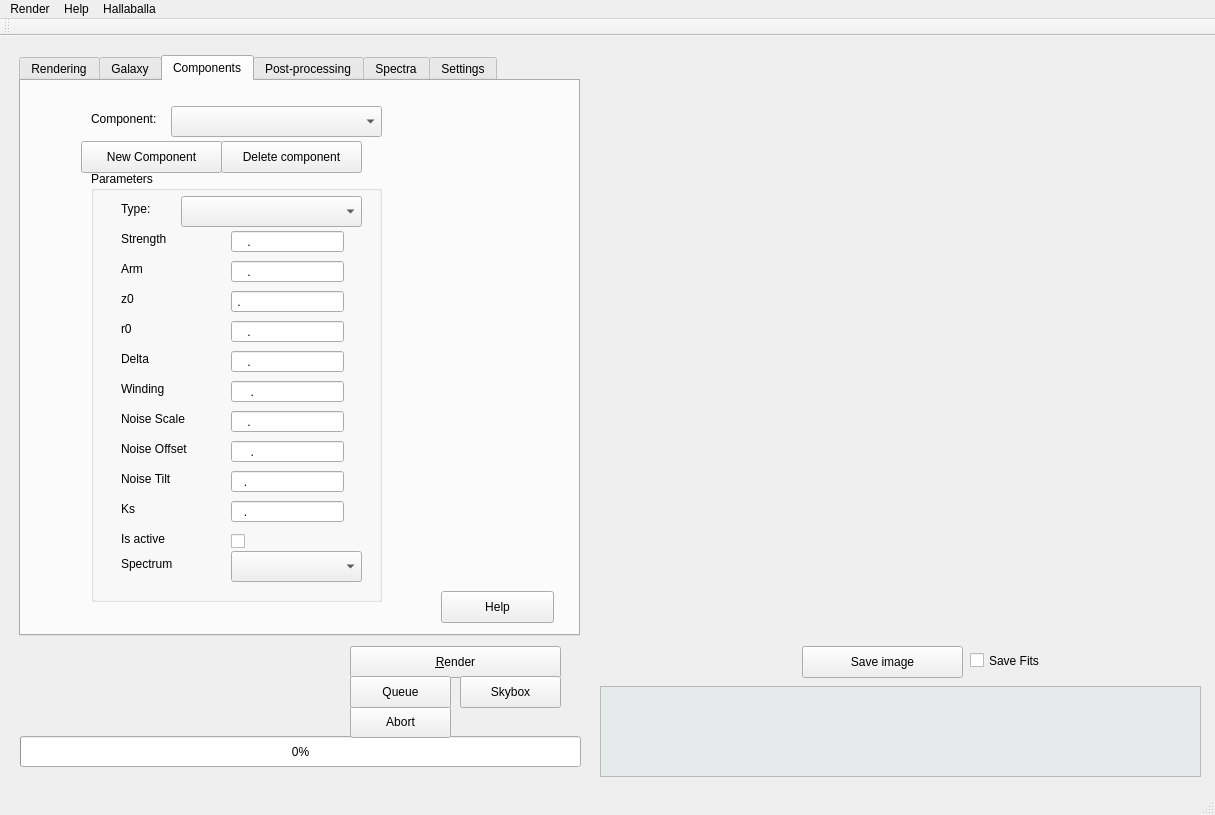
Qt form mainwindow.ui (leuat/gamer) before a commit.
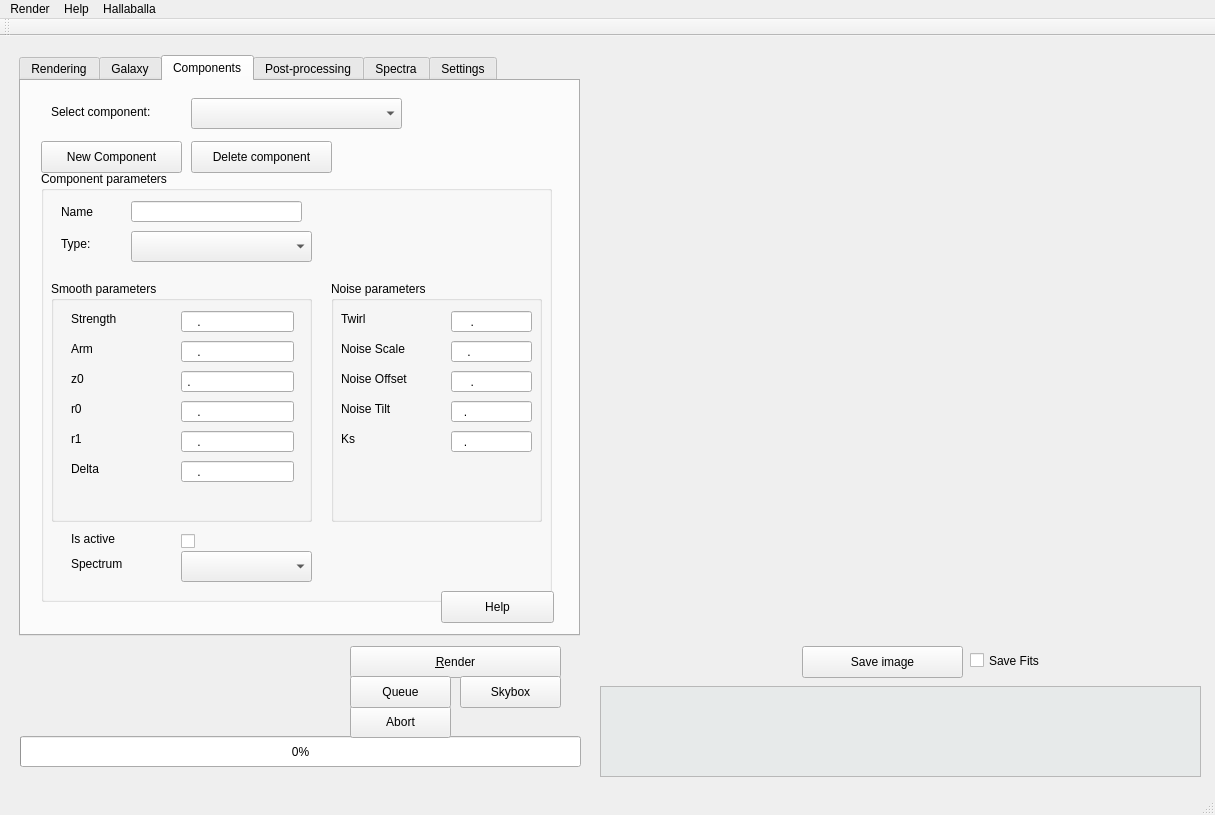
The same form after that commit. The open tabs and pages were chosen to show the change. Icons and pictures are not drawn. Custom widgets are drawn as their Qt base class.

The edit to the form file:
```diff
--- a/mainwindow.ui
+++ b/mainwindow.ui
@@ -638,21 +638,21 @@
      <widget class="QLabel" name="label">
       <property name="geometry">
        <rect>
-        <x>70</x>
-        <y>30</y>
-        <width>81</width>
-        <height>16</height>
+        <x>30</x>
+        <y>20</y>
+        <width>131</width>
+        <height>21</height>
        </rect>
       </property>
       <property name="text">
-       <string>Component:</string>
+       <string>Select component:</string>
       </property>
      </widget>
      <widget class="QComboBox" name="cmbComponents">
       <property name="geometry">
        <rect>
-        <x>150</x>
-        <y>25</y>
+        <x>170</x>
+        <y>17</y>
         <width>211</width>
         <height>31</height>
        </rect>
@@ -661,20 +661,20 @@
      <widget class="QGroupBox" name="groupBox">
       <property name="geometry">
        <rect>
-        <x>70</x>
+        <x>20</x>
         <y>90</y>
-        <width>291</width>
+        <width>511</width>
         <height>431</height>
        </rect>
       </property>
       <property name="title">
-       <string>Parameters</string>
+       <string>Component parameters</string>
       </property>
       <widget class="QComboBox" name="cmbComponentType">
        <property name="geometry">
         <rect>
          <x>90</x>
-         <y>25</y>
+         <y>60</y>
          <width>181</width>
          <height>31</height>
         </rect>
@@ -683,276 +683,16 @@
       <widget class="QLabel" name="label_2">
        <property name="geometry">
         <rect>
-         <x>30</x>
-         <y>30</y>
+         <x>20</x>
+         <y>62</y>
          <width>60</width>
-         <height>16</height>
+         <height>21</height>
         </rect>
        </property>
        <property name="text">
         <string>Type:</string>
        </property>
       </widget>
-      <widget class="QLineEdit" name="leStrength">
-       <property name="geometry">
-        <rect>
-         <x>140</x>
-         <y>60</y>
-         <width>113</width>
-         <height>21</height>
-        </rect>
-       </property>
-       <property name="inputMask">
-        <string>0000.00</string>
-       </property>
-      </widget>
-      <widget class="QLabel" name="label_3">
-       <property name="geometry">
-        <rect>
-         <x>30</x>
-         <y>60</y>
-         <width>60</width>
-         <height>16</height>
-        </rect>
-       </property>
-       <property name="text">
-        <string>Strength</string>
-       </property>
-      </widget>
-      <widget class="QLabel" name="label_4">
-       <property name="geometry">
-        <rect>
-         <x>30</x>
-         <y>90</y>
-         <width>60</width>
-         <height>16</height>
-        </rect>
-       </property>
-       <property name="text">
-        <string>Arm</string>
-       </property>
-      </widget>
-      <widget class="QLineEdit" name="leArm">
-       <property name="geometry">
-        <rect>
-         <x>140</x>
-         <y>90</y>
-         <width>113</width>
-         <height>21</height>
-        </rect>
-       </property>
-       <property name="inputMask">
-        <string>0000.00</string>
-       </property>
-      </widget>
-      <widget class="QLabel" name="label_5">
-       <property name="geometry">
-        <rect>
-         <x>30</x>
-         <y>120</y>
-         <width>60</width>
-         <height>16</height>
-        </rect>
-       </property>
-       <property name="text">
-        <string>z0</string>
-       </property>
-      </widget>
-      <widget class="QLineEdit" name="leZ0">
-       <property name="geometry">
-        <rect>
-         <x>140</x>
-         <y>120</y>
-         <width>113</width>
-         <height>21</height>
-        </rect>
-       </property>
-       <property name="inputMask">
-        <string>0.000</string>
-       </property>
-      </widget>
-      <widget class="QLabel" name="label_6">
-       <property name="geometry">
-        <rect>
-         <x>30</x>
-         <y>150</y>
-         <width>60</width>
-         <height>16</height>
-        </rect>
-       </property>
-       <property name="text">
-        <string>r0</string>
-       </property>
-      </widget>
-      <widget class="QLineEdit" name="leR0">
-       <property name="geometry">
-        <rect>
-         <x>140</x>
-         <y>150</y>
-         <width>113</width>
-         <height>21</height>
-        </rect>
-       </property>
-       <property name="inputMask">
-        <string>0000.00</string>
-       </property>
-      </widget>
-      <widget class="QLabel" name="label_7">
-       <property name="geometry">
-        <rect>
-         <x>30</x>
-         <y>180</y>
-         <width>60</width>
-         <height>16</height>
-        </rect>
-       </property>
-       <property name="text">
-        <string>Delta</string>
-       </property>
-      </widget>
-      <widget class="QLineEdit" name="leDelta">
-       <property name="geometry">
-        <rect>
-         <x>140</x>
-         <y>180</y>
-         <width>113</width>
-         <height>21</height>
-        </rect>
-       </property>
-       <property name="inputMask">
-        <string>0000.00</string>
-       </property>
-      </widget>
-      <widget class="QLabel" name="label_8">
-       <property name="geometry">
-        <rect>
-         <x>30</x>
-         <y>210</y>
-         <width>60</width>
-         <height>16</height>
-        </rect>
-       </property>
-       <property name="text">
-        <string>Winding</string>
-       </property>
-      </widget>
-      <widget class="QLineEdit" name="leWinding">
-       <property name="geometry">
-        <rect>
-         <x>140</x>
-         <y>210</y>
-         <width>113</width>
-         <height>21</height>
-        </rect>
-       </property>
-       <property name="inputMask">
-        <string>#0000.00</string>
-       </property>
-      </widget>
-      <widget class="QLabel" name="label_9">
-       <property name="geometry">
-        <rect>
-         <x>30</x>
-         <y>240</y>
-         <width>91</width>
-         <height>16</height>
-        </rect>
-       </property>
-       <property name="text">
-        <string>Noise Scale</string>
-       </property>
-      </widget>
-      <widget class="QLineEdit" name="leScale">
-       <property name="geometry">
-        <rect>
-         <x>140</x>
-         <y>240</y>
-         <width>113</width>
-         <height>21</height>
-        </rect>
-       </property>
-       <property name="inputMask">
-        <string>0000.00</string>
-       </property>
-      </widget>
-      <widget class="QLabel" name="label_10">
-       <property name="geometry">
-        <rect>
-         <x>30</x>
-         <y>270</y>
-         <width>81</width>
-         <height>16</height>
-        </rect>
-       </property>
-       <property name="text">
-        <string>Noise Offset</string>
-       </property>
-      </widget>
-      <widget class="QLineEdit" name="leNoiseOffset">
-       <property name="geometry">
-        <rect>
-         <x>140</x>
-         <y>270</y>
-         <width>113</width>
-         <height>21</height>
-        </rect>
-       </property>
-       <property name="inputMask">
-        <string>#0000.00</string>
-       </property>
-      </widget>
-      <widget class="QLabel" name="label_11">
-       <property name="geometry">
-        <rect>
-         <x>30</x>
-         <y>300</y>
-         <width>81</width>
-         <height>16</height>
-        </rect>
-       </property>
-       <property name="text">
-        <string>Noise Tilt</string>
-       </property>
-      </widget>
-      <widget class="QLineEdit" name="leNoiseTilt">
-       <property name="geometry">
-        <rect>
-         <x>140</x>
-         <y>300</y>
-         <width>113</width>
-         <height>21</height>
-        </rect>
-       </property>
-       <property name="inputMask">
-        <string>#00.00</string>
-       </property>
-      </widget>
-      <widget class="QLabel" name="label_12">
-       <property name="geometry">
-        <rect>
-         <x>30</x>
-         <y>330</y>
-         <width>81</width>
-         <height>16</height>
-        </rect>
-       </property>
-       <property name="text">
-        <string>Ks</string>
-       </property>
-      </widget>
-      <widget class="QLineEdit" name="lePersistence">
-       <property name="geometry">
-        <rect>
-         <x>140</x>
-         <y>330</y>
-         <width>113</width>
-         <height>21</height>
-        </rect>
-       </property>
-       <property name="inputMask">
-        <string>#00.00</string>
-       </property>
-      </widget>
       <widget class="QLabel" name="label_13">
        <property name="geometry">
         <rect>
@@ -1002,11 +742,367 @@
         </rect>
        </property>
       </widget>
+      <widget class="QGroupBox" name="groupBox_3">
+       <property name="geometry">
+        <rect>
+         <x>290</x>
+         <y>110</y>
+         <width>211</width>
+         <height>241</height>
+        </rect>
+       </property>
+       <property name="title">
+        <string>Noise parameters</string>
+       </property>
+       <widget class="QLineEdit" name="lePersistence">
+        <property name="geometry">
+         <rect>
+          <x>120</x>
+          <y>150</y>
+          <width>81</width>
+          <height>21</height>
+         </rect>
+        </property>
+        <property name="inputMask">
+         <string>#00.00</string>
+        </property>
+       </widget>
+       <widget class="QLabel" name="label_11">
+        <property name="geometry">
+         <rect>
+          <x>10</x>
+          <y>120</y>
+          <width>81</width>
+          <height>16</height>
+         </rect>
+        </property>
+        <property name="text">
+         <string>Noise Tilt</string>
+        </property>
+       </widget>
+       <widget class="QLineEdit" name="leWinding">
+        <property name="geometry">
+         <rect>
+          <x>120</x>
+          <y>30</y>
+          <width>81</width>
+          <height>21</height>
+         </rect>
+        </property>
+        <property name="toolTip">
+         <string>Twirl parameter tau. See table 1 in the GAMER paper.</string>
+        </property>
+        <property name="inputMask">
+         <string>#0000.00</string>
+        </property>
+       </widget>
+       <widget class="QLabel" name="label_10">
+        <property name="geometry">
+         <rect>
+          <x>10</x>
+          <y>90</y>
+          <width>81</width>
+          <height>16</height>
+         </rect>
+        </property>
+        <property name="text">
+         <string>Noise Offset</string>
+        </property>
+       </widget>
+       <widget class="QLabel" name="label_8">
+        <property name="geometry">
+         <rect>
+          <x>10</x>
+          <y>30</y>
+          <width>60</width>
+          <height>16</height>
+         </rect>
+        </property>
+        <property name="text">
+         <string>Twirl</string>
+        </property>
+       </widget>
+       <widget class="QLabel" name="label_12">
+        <property name="geometry">
+         <rect>
+          <x>10</x>
+          <y>150</y>
+          <width>81</width>
+          <height>16</height>
+         </rect>
+        </property>
+        <property name="text">
+         <string>Ks</string>
+        </property>
+       </widget>
+       <widget class="QLabel" name="label_9">
+        <property name="geometry">
+         <rect>
+          <x>10</x>
+          <y>60</y>
+          <width>91</width>
+          <height>16</height>
+         </rect>
+        </property>
+        <property name="text">
+         <string>Noise Scale</string>
+        </property>
+       </widget>
+       <widget class="QLineEdit" name="leScale">
+        <property name="geometry">
+         <rect>
+          <x>120</x>
+          <y>60</y>
+          <width>81</width>
+          <height>21</height>
+         </rect>
+        </property>
+        <property name="inputMask">
+         <string>0000.00</string>
+        </property>
+       </widget>
+       <widget class="QLineEdit" name="leNoiseTilt">
+        <property name="geometry">
+         <rect>
+          <x>120</x>
+          <y>120</y>
+          <width>81</width>
+          <height>21</height>
+         </rect>
+        </property>
+        <property name="inputMask">
+         <string>#00.00</string>
+        </property>
+       </widget>
+       <widget class="QLineEdit" name="leNoiseOffset">
+        <property name="geometry">
+         <rect>
+          <x>120</x>
+          <y>90</y>
+          <width>81</width>
+          <height>21</height>
+         </rect>
+        </property>
+        <property name="inputMask">
+         <string>#0000.00</string>
+        </property>
+       </widget>
+      </widget>
+      <widget class="QGroupBox" name="groupBox_7">
+       <property name="geometry">
+        <rect>
+         <x>10</x>
+         <y>110</y>
+         <width>261</width>
+         <height>241</height>
+        </rect>
+       </property>
+       <property name="title">
+        <string>Smooth parameters</string>
+       </property>
+       <widget class="QLineEdit" name="leDelta">
+        <property name="geometry">
+         <rect>
+          <x>130</x>
+          <y>180</y>
+          <width>113</width>
+          <height>21</height>
+         </rect>
+        </property>
+        <property name="toolTip">
+         <string>Azimuthal shift parameter delta. See table 1 in the GAMER paper.</string>
+        </property>
+        <property name="inputMask">
+         <string>0000.00</string>
+        </property>
+       </widget>
+       <widget class="QLabel" name="label_6">
+        <property name="geometry">
+         <rect>
+          <x>20</x>
+          <y>150</y>
+          <width>60</width>
+          <height>16</height>
+         </rect>
+        </property>
+        <property name="text">
+         <string>r1</string>
+        </property>
+       </widget>
+       <widget class="QLineEdit" name="leInner">
+        <property name="geometry">
+         <rect>
+          <x>130</x>
+          <y>120</y>
+          <width>113</width>
+          <height>21</height>
+         </rect>
+        </property>
+        <property name="toolTip">
+         <string>Radial drop-off parameter r_h. See table 1 in the GAMER paper.</string>
+        </property>
+        <property name="inputMask">
+         <string>0000.00</string>
+        </property>
+       </widget>
+       <widget class="QLineEdit" name="leArm">
+        <property name="geometry">
+         <rect>
+          <x>130</x>
+          <y>60</y>
+          <width>113</width>
+          <height>21</height>
+         </rect>
+        </property>
+        <property name="toolTip">
+         <string>Arm width parameter A_m. See table 1 in the GAMER paper.</string>
+        </property>
+        <property name="inputMask">
+         <string>0000.00</string>
+        </property>
+       </widget>
+       <widget class="QLabel" name="label_4">
+        <property name="geometry">
+         <rect>
+          <x>20</x>
+          <y>60</y>
+          <width>60</width>
+          <height>16</height>
+         </rect>
+        </property>
+        <property name="text">
+         <string>Arm</string>
+        </property>
+       </widget>
+       <widget class="QLabel" name="label_71">
+        <property name="geometry">
+         <rect>
+          <x>20</x>
+          <y>120</y>
+          <width>60</width>
+          <height>16</height>
+         </rect>
+        </property>
+        <property name="text">
+         <string>r0</string>
+        </property>
+       </widget>
+       <widget class="QLineEdit" name="leZ0">
+        <property name="geometry">
+         <rect>
+          <x>130</x>
+          <y>90</y>
+          <width>113</width>
+          <height>21</height>
+         </rect>
+        </property>
+        <property name="toolTip">
+         <string>Height drop-off parameter z_0. See table 1 in the GAMER paper.</string>
+        </property>
+        <property name="inputMask">
+         <string>0.000</string>
+        </property>
+       </widget>
+       <widget class="QLabel" name="label_7">
+        <property name="geometry">
+         <rect>
+          <x>20</x>
+          <y>180</y>
+          <width>60</width>
+          <height>16</height>
+         </rect>
+        </property>
+        <property name="text">
+         <string>Delta</string>
+        </property>
+       </widget>
+       <widget class="QLineEdit" name="leR0">
+        <property name="geometry">
+         <rect>
+          <x>130</x>
+          <y>150</y>
+          <width>113</width>
+          <height>21</height>
+         </rect>
+        </property>
+        <property name="toolTip">
+         <string>Radial drop-off parameter r_h. See table 1 in the GAMER paper.</string>
+        </property>
+        <property name="inputMask">
+         <string>0000.00</string>
+        </property>
+       </widget>
+       <widget class="QLabel" name="label_5">
+        <property name="geometry">
+         <rect>
+          <x>20</x>
+          <y>90</y>
+          <width>60</width>
+          <height>16</height>
+         </rect>
+        </property>
+        <property name="text">
+         <string>z0</string>
+        </property>
+       </widget>
+       <widget class="QLineEdit" name="leStrength">
+        <property name="geometry">
+         <rect>
+          <x>130</x>
+          <y>30</y>
+          <width>113</width>
+          <height>21</height>
+         </rect>
+        </property>
+        <property name="toolTip">
+         <string>Overall instensity modifier I_m that scales the final component value. See table 1 in the GAMER paper.</string>
+        </property>
+        <property name="inputMask">
+         <string>0000.00</string>
+        </property>
+       </widget>
+       <widget class="QLabel" name="label_3">
+        <property name="geometry">
+         <rect>
+          <x>20</x>
+          <y>30</y>
+          <width>60</width>
+          <height>16</height>
+         </rect>
+        </property>
+        <property name="text">
+         <string>Strength</string>
+        </property>
+       </widget>
+      </widget>
+      <widget class="QLabel" name="label_24">
+       <property name="geometry">
+        <rect>
+         <x>20</x>
+         <y>30</y>
+         <width>60</width>
+         <height>21</height>
+        </rect>
+       </property>
+       <property name="text">
+        <string>Name</string>
+       </property>
+      </widget>
+      <widget class="QLineEdit" name="leComponentName">
+       <property name="geometry">
+        <rect>
+         <x>90</x>
+         <y>30</y>
+         <width>171</width>
+         <height>21</height>
+        </rect>
+       </property>
+      </widget>
      </widget>
      <widget class="QPushButton" name="btnNewComponent">
       <property name="geometry">
        <rect>
-        <x>60</x>
+        <x>20</x>
         <y>60</y>
         <width>141</width>
         <height>32</height>
@@ -1019,7 +1115,7 @@
      <widget class="QPushButton" name="btnNewComponent_2">
       <property name="geometry">
        <rect>
-        <x>200</x>
+        <x>170</x>
         <y>60</y>
         <width>141</width>
         <height>32</height>
```
Left out of the diff: 68 changed lines with no effect on the pictures.
